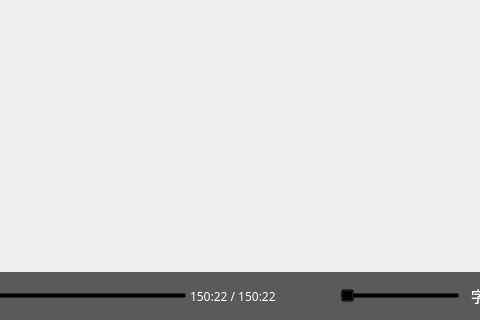
This is src/view/mediaplayer.ui in iMageChans/HalalCloud as Qt 5 draws it before an edit; both pictures show x 145 to 625 and y 280 to 600 of the 800 by 600 pixel window. The edited form follows.
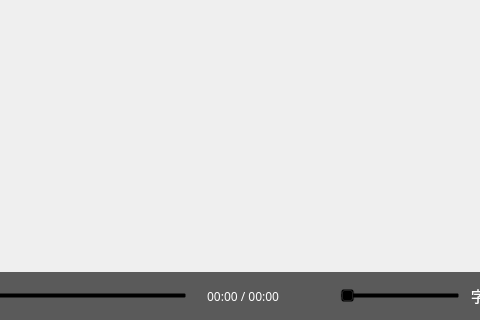
This is the edited form. Icons and pictures are not drawn.

What changed in the file:
```diff
--- a/src/view/mediaplayer.ui
+++ b/src/view/mediaplayer.ui
@@ -224,11 +224,14 @@
              <string notr="true">font-family: PingFangSC-Medium;
 font-size: 12px;
 color: #FFFFFF;
-text-align: left;
+text-align: center center;
 background:rgba(0, 0, 0,0);</string>
             </property>
             <property name="text">
-             <string>150:22 / 150:22</string>
+             <string>  00:00 / 00:00</string>
+            </property>
+            <property name="alignment">
+             <set>Qt::AlignCenter</set>
             </property>
            </widget>
           </item>
```
Left out of the diff: 7 changed lines with no effect on the pictures.
